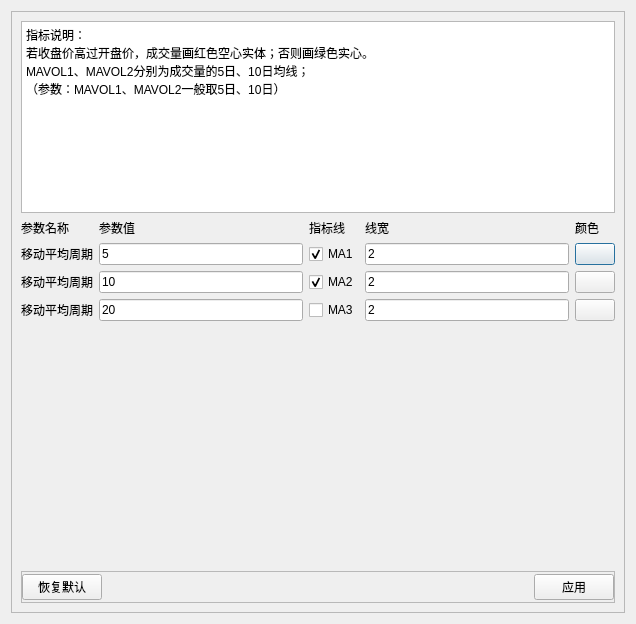
This is src/gui/qt_widgets/MComponents/indicators/setting/VolumeSettingDialog.ui in Daydreamer-AI/KLineReview as Qt 5 draws it before an edit. The edited form follows.
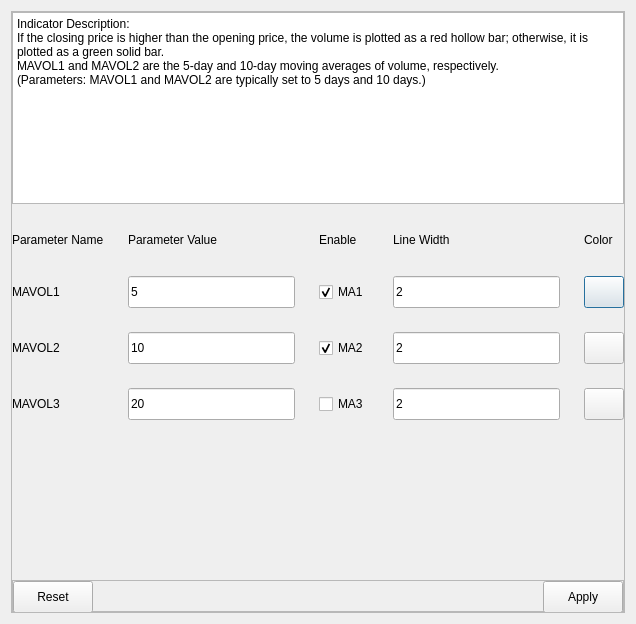
This is the edited form. Custom widgets are drawn as their Qt base class.

Commit message: 指标设置对话框UI及国际化更新

```diff
--- a/src/gui/qt_widgets/MComponents/indicators/setting/VolumeSettingDialog.ui
+++ b/src/gui/qt_widgets/MComponents/indicators/setting/VolumeSettingDialog.ui
@@ -23,6 +23,21 @@
       <enum>QFrame::Raised</enum>
      </property>
      <layout class="QVBoxLayout" name="verticalLayout">
+      <property name="spacing">
+       <number>24</number>
+      </property>
+      <property name="leftMargin">
+       <number>0</number>
+      </property>
+      <property name="topMargin">
+       <number>0</number>
+      </property>
+      <property name="rightMargin">
+       <number>0</number>
+      </property>
+      <property name="bottomMargin">
+       <number>0</number>
+      </property>
       <item>
        <widget class="QPlainTextEdit" name="plainTextEdit">
         <property name="sizePolicy">
@@ -35,27 +50,32 @@
          <bool>true</bool>
         </property>
         <property name="plainText">
-         <string>指标说明：
-若收盘价高过开盘价，成交量画红色空心实体；否则画绿色实心。
-MAVOL1、MAVOL2分别为成交量的5日、10日均线；
-（参数：MAVOL1、MAVOL2一般取5日、10日）
-</string>
+         <string>Indicator Description:
+If the closing price is higher than the opening price, the volume is plotted as a red hollow bar; otherwise, it is plotted as a green solid bar.
+MAVOL1 and MAVOL2 are the 5-day and 10-day moving averages of volume, respectively.
+(Parameters: MAVOL1 and MAVOL2 are typically set to 5 days and 10 days.)</string>
         </property>
        </widget>
       </item>
       <item>
        <layout class="QGridLayout" name="gridLayout">
         <item row="0" column="0">
-         <widget class="QLabel" name="label_title_para_name">
+         <widget class="BodyLabel" name="label_title_para_name">
+          <property name="minimumSize">
+           <size>
+            <width>0</width>
+            <height>24</height>
+           </size>
+          </property>
           <property name="text">
-           <string>参数名称</string>
+           <string>Parameter Name</string>
           </property>
          </widget>
         </item>
         <item row="0" column="1">
          <widget class="QLabel" name="label_title_para_value">
           <property name="text">
-           <string>参数值</string>
+           <string>Parameter Value</string>
           </property>
          </widget>
         </item>
@@ -68,40 +88,52 @@
            </sizepolicy>
           </property>
           <property name="text">
-           <string>指标线</string>
+           <string>Enable</string>
           </property>
          </widget>
         </item>
         <item row="0" column="3">
          <widget class="QLabel" name="label_title_line_width">
           <property name="text">
-           <string>线宽</string>
+           <string>Line Width</string>
           </property>
          </widget>
         </item>
         <item row="0" column="4">
          <widget class="QLabel" name="label_title_line_color">
           <property name="text">
-           <string>颜色</string>
+           <string>Color</string>
           </property>
          </widget>
         </item>
         <item row="1" column="0">
          <widget class="QLabel" name="label_title_ma_period">
           <property name="text">
-           <string>移动平均周期</string>
+           <string>MAVOL1</string>
           </property>
          </widget>
         </item>
         <item row="1" column="1">
-         <widget class="QLineEdit" name="lineEdit_ma_period">
+         <widget class="LineEdit" name="lineEdit_ma_period">
+          <property name="minimumSize">
+           <size>
+            <width>0</width>
+            <height>32</height>
+           </size>
+          </property>
           <property name="text">
            <string>5</string>
           </property>
          </widget>
         </item>
         <item row="1" column="2">
-         <widget class="QCheckBox" name="checkBox_ma">
+         <widget class="CheckBox" name="checkBox_ma">
+          <property name="minimumSize">
+           <size>
+            <width>0</width>
+            <height>32</height>
+           </size>
+          </property>
           <property name="text">
            <string>MA1</string>
           </property>
@@ -111,7 +143,13 @@
          </widget>
         </item>
         <item row="1" column="3">
-         <widget class="QLineEdit" name="lineEdit_line_width">
+         <widget class="LineEdit" name="lineEdit_line_width">
+          <property name="minimumSize">
+           <size>
+            <width>0</width>
+            <height>32</height>
+           </size>
+          </property>
           <property name="text">
            <string>2</string>
           </property>
@@ -119,6 +157,12 @@
         </item>
         <item row="1" column="4">
          <widget class="QPushButton" name="btn_color">
+          <property name="minimumSize">
+           <size>
+            <width>0</width>
+            <height>32</height>
+           </size>
+          </property>
           <property name="text">
            <string/>
           </property>
@@ -127,19 +171,31 @@
         <item row="2" column="0">
          <widget class="QLabel" name="label_title_ma_period_1">
           <property name="text">
-           <string>移动平均周期</string>
+           <string>MAVOL2</string>
           </property>
          </widget>
         </item>
         <item row="2" column="1">
-         <widget class="QLineEdit" name="lineEdit_ma_period_1">
+         <widget class="LineEdit" name="lineEdit_ma_period_1">
+          <property name="minimumSize">
+           <size>
+            <width>0</width>
+            <height>32</height>
+           </size>
+          </property>
           <property name="text">
            <string>10</string>
           </property>
          </widget>
         </item>
         <item row="2" column="2">
-         <widget class="QCheckBox" name="checkBox_ma_1">
+         <widget class="CheckBox" name="checkBox_ma_1">
+          <property name="minimumSize">
+           <size>
+            <width>0</width>
+            <height>32</height>
+           </size>
+          </property>
           <property name="text">
            <string>MA2</string>
           </property>
@@ -149,7 +205,13 @@
          </widget>
         </item>
         <item row="2" column="3">
-         <widget class="QLineEdit" name="lineEdit_line_width_1">
+         <widget class="LineEdit" name="lineEdit_line_width_1">
+          <property name="minimumSize">
+           <size>
+            <width>0</width>
+            <height>32</height>
+           </size>
+          </property>
           <property name="text">
            <string>2</string>
           </property>
@@ -157,6 +219,12 @@
         </item>
         <item row="2" column="4">
          <widget class="QPushButton" name="btn_color_1">
+          <property name="minimumSize">
+           <size>
+            <width>0</width>
+            <height>32</height>
+           </size>
+          </property>
           <property name="text">
            <string/>
           </property>
@@ -165,26 +233,44 @@
         <item row="3" column="0">
          <widget class="QLabel" name="label_title_ma_period_2">
           <property name="text">
-           <string>移动平均周期</string>
+           <string>MAVOL3</string>
           </property>
          </widget>
         </item>
         <item row="3" column="1">
-         <widget class="QLineEdit" name="lineEdit_ma_period_2">
+         <widget class="LineEdit" name="lineEdit_ma_period_2">
+          <property name="minimumSize">
+           <size>
+            <width>0</width>
+            <height>32</height>
+           </size>
+          </property>
           <property name="text">
            <string>20</string>
           </property>
          </widget>
         </item>
         <item row="3" column="2">
-         <widget class="QCheckBox" name="checkBox_ma_2">
+         <widget class="CheckBox" name="checkBox_ma_2">
+          <property name="minimumSize">
+           <size>
+            <width>0</width>
+            <height>32</height>
+           </size>
+          </property>
           <property name="text">
            <string>MA3</string>
           </property>
          </widget>
         </item>
         <item row="3" column="3">
-         <widget class="QLineEdit" name="lineEdit_line_width_2">
+         <widget class="LineEdit" name="lineEdit_line_width_2">
+          <property name="minimumSize">
+           <size>
+            <width>0</width>
+            <height>32</height>
+           </size>
+          </property>
           <property name="text">
            <string>2</string>
           </property>
@@ -192,6 +278,12 @@
         </item>
         <item row="3" column="4">
          <widget class="QPushButton" name="btn_color_2">
+          <property name="minimumSize">
+           <size>
+            <width>0</width>
+            <height>32</height>
+           </size>
+          </property>
           <property name="text">
            <string/>
           </property>
@@ -246,9 +338,15 @@
           <number>0</number>
          </property>
          <item>
-          <widget class="QPushButton" name="btn_reset">
+          <widget class="PushButton" name="btn_reset">
+           <property name="minimumSize">
+            <size>
+             <width>0</width>
+             <height>32</height>
+            </size>
+           </property>
            <property name="text">
-            <string>恢复默认</string>
+            <string>Reset</string>
            </property>
           </widget>
          </item>
@@ -266,9 +364,15 @@
           </spacer>
          </item>
          <item>
-          <widget class="QPushButton" name="btn_apply">
+          <widget class="PushButton" name="btn_apply">
+           <property name="minimumSize">
+            <size>
+             <width>0</width>
+             <height>32</height>
+            </size>
+           </property>
            <property name="text">
-            <string>应用</string>
+            <string>Apply</string>
            </property>
           </widget>
          </item>
@@ -280,6 +384,33 @@
    </item>
   </layout>
  </widget>
+ <customwidgets>
+  <customwidget>
+   <class>TextBrowser</class>
+   <extends>QPlainTextEdit</extends>
+   <header>line_edit</header>
+  </customwidget>
+  <customwidget>
+   <class>BodyLabel</class>
+   <extends>QLabel</extends>
+   <header>label</header>
+  </customwidget>
+  <customwidget>
+   <class>LineEdit</class>
+   <extends>QLineEdit</extends>
+   <header>line_edit</header>
+  </customwidget>
+  <customwidget>
+   <class>CheckBox</class>
+   <extends>QCheckBox</extends>
+   <header>check_box</header>
+  </customwidget>
+  <customwidget>
+   <class>PushButton</class>
+   <extends>QPushButton</extends>
+   <header>button</header>
+  </customwidget>
+ </customwidgets>
  <resources/>
  <connections/>
 </ui>
```
Left out of the diff: 18 changed lines with no effect on the pictures. The commit also changes 14 other files.
